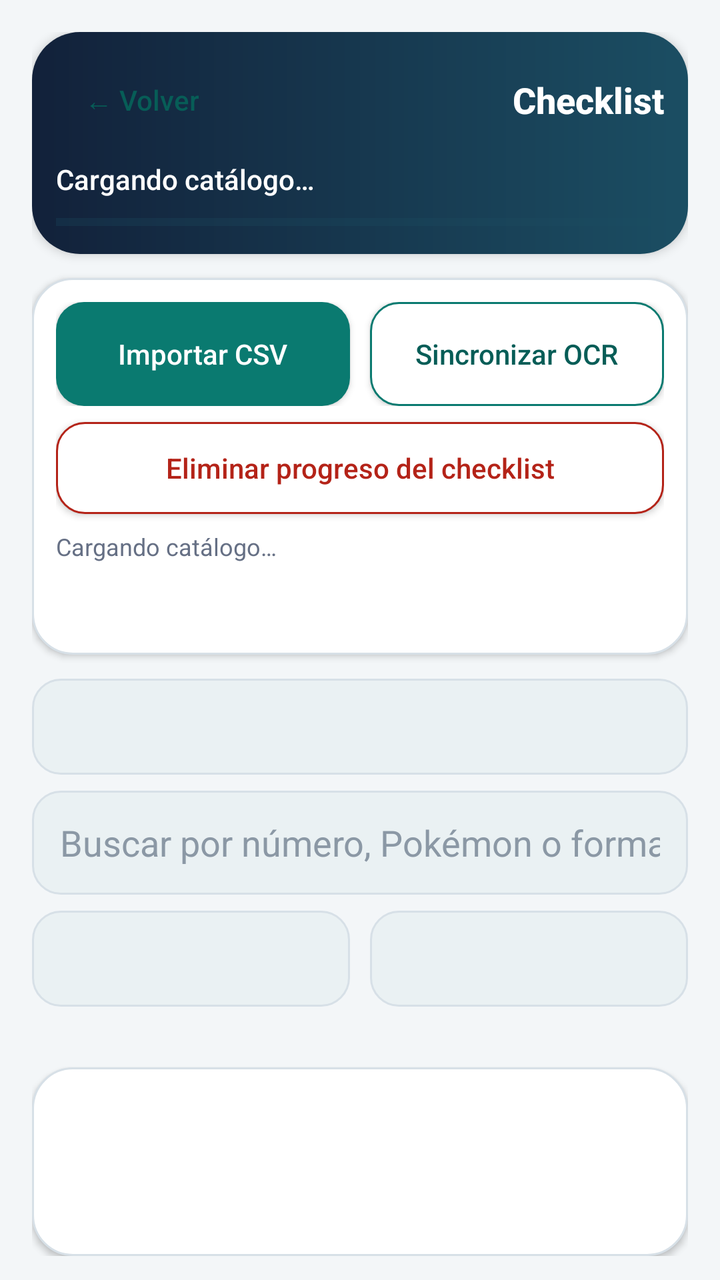
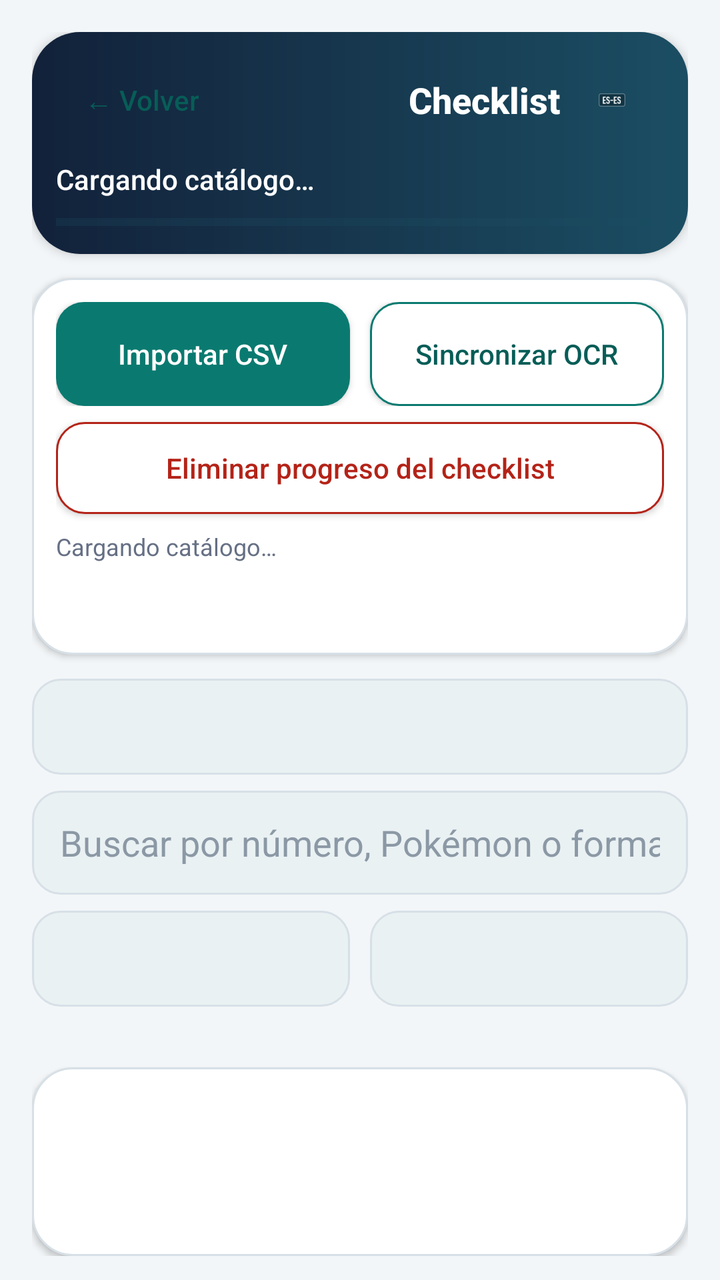

The first picture is an Android layout as it rendered before a commit; the second is the same layout after the commit. The layout source and the unified diff follow.
<!-- AndroidManifest.xml: application theme AppTheme -->
<!-- res/layout/activity_checklist.xml -->
<?xml version="1.0" encoding="utf-8"?>
<LinearLayout xmlns:android="http://schemas.android.com/apk/res/android"
    android:layout_width="match_parent"
    android:layout_height="match_parent"
    android:orientation="vertical"
    android:paddingStart="16dp"
    android:paddingTop="16dp"
    android:paddingEnd="16dp"
    android:paddingBottom="12dp">

    <LinearLayout
        android:layout_width="match_parent"
        android:layout_height="wrap_content"
        android:background="@drawable/bg_hero"
        android:elevation="3dp"
        android:orientation="vertical"
        android:padding="12dp">

        <LinearLayout
            android:layout_width="match_parent"
            android:layout_height="44dp"
            android:gravity="center_vertical"
            android:orientation="horizontal">

            <Button
                android:id="@+id/checklist_back"
                style="@style/GhostButton"
                android:layout_width="wrap_content"
                android:layout_height="44dp"
                android:text="@string/checklist_back" />

            <TextView
                android:layout_width="0dp"
                android:layout_height="match_parent"
                android:layout_marginStart="10dp"
                android:layout_weight="1"
                android:fontFamily="sans-serif-medium"
                android:gravity="center_vertical|end"
                android:text="@string/checklist_title"
                android:textColor="@color/white"
                android:textSize="18sp"
                android:textStyle="bold" />
        </LinearLayout>

        <TextView
            android:id="@+id/checklist_summary"
            android:layout_width="match_parent"
            android:layout_height="wrap_content"
            android:layout_marginTop="8dp"
            android:fontFamily="sans-serif-medium"
            android:text="@string/checklist_loading"
            android:textColor="@color/white"
            android:textSize="14sp" />

        <ProgressBar
            android:id="@+id/checklist_completion"
            style="?android:attr/progressBarStyleHorizontal"
            android:layout_width="match_parent"
            android:layout_height="8dp"
            android:layout_marginTop="8dp"
            android:max="100"
            android:progress="0"
            android:progressBackgroundTint="@color/brand_navy_light"
            android:progressTint="@color/brand_yellow" />
    </LinearLayout>

    <LinearLayout
        android:layout_width="match_parent"
        android:layout_height="wrap_content"
        android:layout_marginTop="12dp"
        android:background="@drawable/bg_card"
        android:elevation="2dp"
        android:orientation="vertical"
        android:padding="12dp">

        <LinearLayout
            android:layout_width="match_parent"
            android:layout_height="wrap_content"
            android:orientation="horizontal">

            <Button
                android:id="@+id/checklist_import_csv"
                style="@style/PrimaryButton"
                android:layout_width="0dp"
                android:layout_marginEnd="5dp"
                android:layout_weight="1"
                android:text="@string/checklist_import_csv" />

            <Button
                android:id="@+id/checklist_sync_local"
                style="@style/SecondaryButton"
                android:layout_width="0dp"
                android:layout_marginStart="5dp"
                android:layout_weight="1"
                android:text="@string/checklist_sync_local" />
        </LinearLayout>

        <Button
            android:id="@+id/checklist_clear_progress"
            style="@style/DangerButton"
            android:layout_width="match_parent"
            android:layout_height="46dp"
            android:layout_marginTop="8dp"
            android:text="@string/checklist_clear_progress" />

        <TextView
            android:id="@+id/checklist_import_status"
            android:layout_width="match_parent"
            android:layout_height="wrap_content"
            android:layout_marginTop="8dp"
            android:text="@string/checklist_loading"
            android:textColor="@color/text_secondary"
            android:textSize="12sp" />

        <ProgressBar
            android:id="@+id/checklist_loading"
            android:layout_width="28dp"
            android:layout_height="28dp"
            android:layout_gravity="center_horizontal"
            android:layout_marginTop="6dp" />
    </LinearLayout>

    <Spinner
        android:id="@+id/checklist_mode_filter"
        android:layout_width="match_parent"
        android:layout_height="48dp"
        android:layout_marginTop="12dp"
        android:background="@drawable/bg_input"
        android:contentDescription="@string/checklist_mode_filter" />

    <EditText
        android:id="@+id/checklist_search"
        android:layout_width="match_parent"
        android:layout_height="52dp"
        android:layout_marginTop="8dp"
        android:background="@drawable/bg_input"
        android:hint="@string/checklist_search_hint"
        android:importantForAutofill="no"
        android:inputType="text"
        android:maxLines="1"
        android:paddingStart="14dp"
        android:paddingEnd="14dp"
        android:textColor="@color/text_primary"
        android:textColorHint="@color/text_hint" />

    <LinearLayout
        android:layout_width="match_parent"
        android:layout_height="wrap_content"
        android:layout_marginTop="8dp"
        android:orientation="horizontal">

        <Spinner
            android:id="@+id/checklist_target_filter"
            android:layout_width="0dp"
            android:layout_height="48dp"
            android:layout_marginEnd="5dp"
            android:layout_weight="1"
            android:background="@drawable/bg_input"
            android:contentDescription="@string/checklist_target_filter" />

        <Spinner
            android:id="@+id/checklist_status_filter"
            android:layout_width="0dp"
            android:layout_height="48dp"
            android:layout_marginStart="5dp"
            android:layout_weight="1"
            android:background="@drawable/bg_input"
            android:contentDescription="@string/checklist_status_filter" />
    </LinearLayout>

    <TextView
        android:id="@+id/checklist_result_count"
        android:layout_width="match_parent"
        android:layout_height="wrap_content"
        android:layout_marginTop="8dp"
        android:textColor="@color/text_secondary"
        android:textSize="12sp" />

    <FrameLayout
        android:layout_width="match_parent"
        android:layout_height="0dp"
        android:layout_marginTop="6dp"
        android:layout_weight="1"
        android:background="@drawable/bg_card"
        android:elevation="2dp">

        <ListView
            android:id="@+id/checklist_list"
            android:layout_width="match_parent"
            android:layout_height="match_parent"
            android:clipToPadding="false"
            android:divider="@color/outline"
            android:dividerHeight="1dp"
            android:paddingBottom="8dp" />

        <TextView
            android:id="@+id/checklist_empty"
            android:layout_width="match_parent"
            android:layout_height="match_parent"
            android:gravity="center"
            android:padding="24dp"
            android:text="@string/checklist_no_results"
            android:textColor="@color/text_secondary"
            android:visibility="gone" />
    </FrameLayout>
</LinearLayout>
<!-- resources referenced by this layout -->
<resources>
  <color name="brand_navy_light">#1B4E63</color>
  <color name="brand_yellow">#F5C542</color>
  <color name="outline">#D7E0E7</color>
  <color name="text_hint">#8B98A5</color>
  <color name="text_primary">#172033</color>
  <color name="text_secondary">#667085</color>
  <color name="white">#FFFFFF</color>
  <!-- drawable bg_card (drawable) -->
  <?xml version="1.0" encoding="utf-8"?>
  <shape xmlns:android="http://schemas.android.com/apk/res/android" android:shape="rectangle">
      <solid android:color="@color/surface" />
      <stroke android:width="1dp" android:color="@color/outline" />
      <corners android:radius="20dp" />
  </shape>
  <!-- drawable bg_hero (drawable) -->
  <?xml version="1.0" encoding="utf-8"?>
  <shape xmlns:android="http://schemas.android.com/apk/res/android" android:shape="rectangle">
      <gradient
          android:angle="0"
          android:endColor="@color/brand_navy_light"
          android:startColor="@color/brand_navy" />
      <corners android:radius="24dp" />
  </shape>
  <string name="checklist_back">← Volver</string>
  <string name="checklist_clear_progress">Eliminar progreso del checklist</string>
  <string name="checklist_import_csv">Importar CSV</string>
  <string name="checklist_loading">Cargando catálogo…</string>
  <string name="checklist_mode_filter">Cambiar tipo de checklist</string>
  <string name="checklist_no_results">No hay entradas que coincidan con estos filtros.</string>
  <string name="checklist_search_hint">Buscar por número, Pokémon o forma</string>
  <string name="checklist_status_filter">Filtrar por estado</string>
  <string name="checklist_sync_local">Sincronizar OCR</string>
  <string name="checklist_target_filter">Filtrar por marca de origen</string>
  <string name="checklist_title">Checklist</string>
  <style name="DangerButton" parent="BaseButton">
          <item name="android:background">@drawable/bg_button_danger</item>
          <item name="android:textColor">@color/button_danger_text</item>
      </style>
  <style name="GhostButton" parent="BaseButton">
          <item name="android:background">@drawable/bg_button_ghost</item>
          <item name="android:textColor">@color/button_secondary_text</item>
      </style>
  <style name="PrimaryButton" parent="BaseButton">
          <item name="android:background">@drawable/bg_button_primary</item>
          <item name="android:textColor">@color/button_primary_text</item>
      </style>
  <style name="SecondaryButton" parent="BaseButton">
          <item name="android:background">@drawable/bg_button_secondary</item>
          <item name="android:textColor">@color/button_secondary_text</item>
      </style>
  <color name="surface">#FFFFFF</color>
  <color name="brand_navy">#12213A</color>
  <color name="brand_teal">#0A7A70</color>
  <color name="surface_muted">#EAF1F3</color>
  <!-- drawable bg_button_ghost (drawable) -->
  <?xml version="1.0" encoding="utf-8"?>
  <selector xmlns:android="http://schemas.android.com/apk/res/android">
      <item android:state_pressed="true">
          <shape android:shape="rectangle">
              <solid android:color="@color/surface_muted" />
              <corners android:radius="14dp" />
          </shape>
      </item>
      <item>
          <shape android:shape="rectangle">
              <solid android:color="@color/transparent" />
              <corners android:radius="14dp" />
          </shape>
      </item>
  </selector>
  <color name="screen_background">#F3F6F8</color>
  <color name="disabled_surface">#DCE3E8</color>
  <color name="danger_pressed_surface">#FEE4E2</color>
  <color name="danger">#B42318</color>
  <color name="transparent">#00000000</color>
  <color name="primary_pressed">#075D57</color>
  <color name="secondary_pressed">#DDEBED</color>
</resources>

<!-- the commit's change to res/layout/activity_checklist.xml (unified diff, before → after) -->
@@ -40,6 +40,16 @@
                 android:textColor="@color/white"
                 android:textSize="18sp"
                 android:textStyle="bold" />
+
+            <ImageButton
+                android:id="@+id/checklist_language_button"
+                android:layout_width="52dp"
+                android:layout_height="44dp"
+                android:background="?attr/selectableItemBackgroundBorderless"
+                android:contentDescription="@string/language_button_description"
+                android:padding="6dp"
+                android:scaleType="centerInside"
+                android:src="@drawable/language_es_es" />
         </LinearLayout>
 
         <TextView
@@ -121,12 +131,12 @@
     </LinearLayout>
 
     <Spinner
-        android:id="@+id/checklist_mode_filter"
+        android:id="@+id/checklist_mark_filter"
         android:layout_width="match_parent"
         android:layout_height="48dp"
         android:layout_marginTop="12dp"
         android:background="@drawable/bg_input"
-        android:contentDescription="@string/checklist_mode_filter" />
+        android:contentDescription="@string/checklist_mark_filter" />
 
     <EditText
         android:id="@+id/checklist_search"
@@ -150,13 +160,13 @@
         android:orientation="horizontal">
 
         <Spinner
-            android:id="@+id/checklist_target_filter"
+            android:id="@+id/checklist_variant_filter"
             android:layout_width="0dp"
             android:layout_height="48dp"
             android:layout_marginEnd="5dp"
             android:layout_weight="1"
             android:background="@drawable/bg_input"
-            android:contentDescription="@string/checklist_target_filter" />
+            android:contentDescription="@string/checklist_variant_filter" />
 
         <Spinner
             android:id="@+id/checklist_status_filter"
<!-- resource entries referenced after the edit -->
@@ -27,13 +27,14 @@
   <string name="checklist_clear_progress">Eliminar progreso del checklist</string>
   <string name="checklist_import_csv">Importar CSV</string>
   <string name="checklist_loading">Cargando catálogo…</string>
-  <string name="checklist_mode_filter">Cambiar tipo de checklist</string>
+  <string name="checklist_mark_filter">Filtrar por marca de origen</string>
   <string name="checklist_no_results">No hay entradas que coincidan con estos filtros.</string>
   <string name="checklist_search_hint">Buscar por número, Pokémon o forma</string>
   <string name="checklist_status_filter">Filtrar por estado</string>
   <string name="checklist_sync_local">Sincronizar OCR</string>
-  <string name="checklist_target_filter">Filtrar por marca de origen</string>
   <string name="checklist_title">Checklist</string>
+  <string name="checklist_variant_filter">Filtrar shiny o normal</string>
+  <string name="language_button_description">Cambiar idioma</string>
   <style name="DangerButton" parent="BaseButton">
           <item name="android:background">@drawable/bg_button_danger</item>
           <item name="android:textColor">@color/button_danger_text</item>
